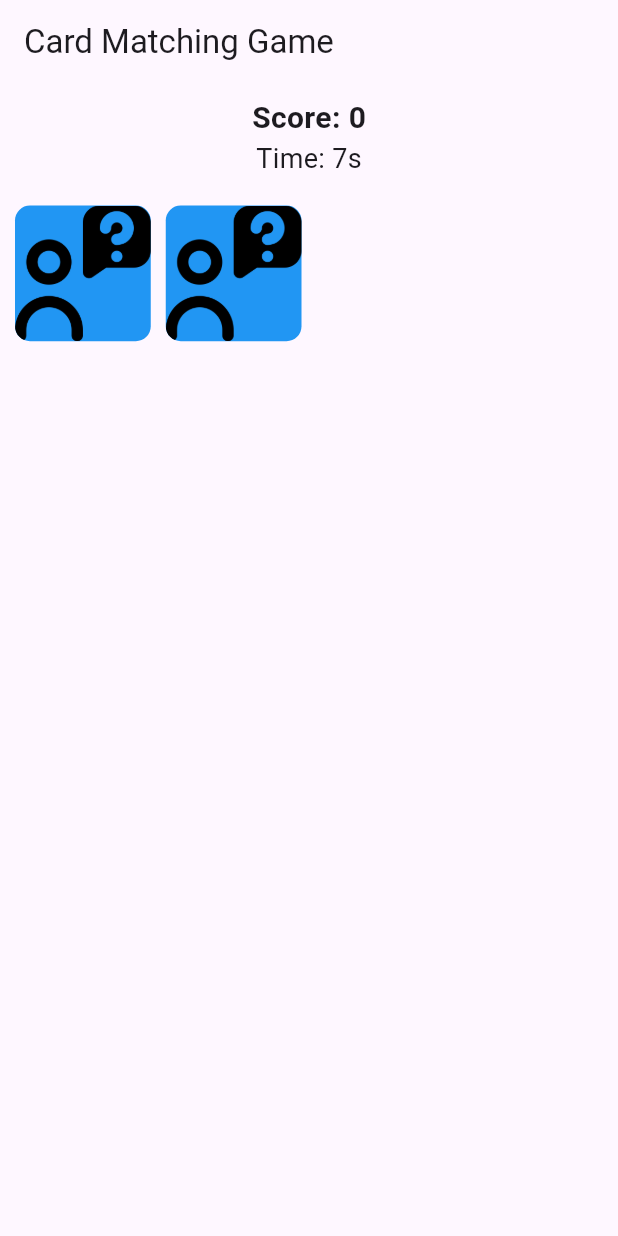
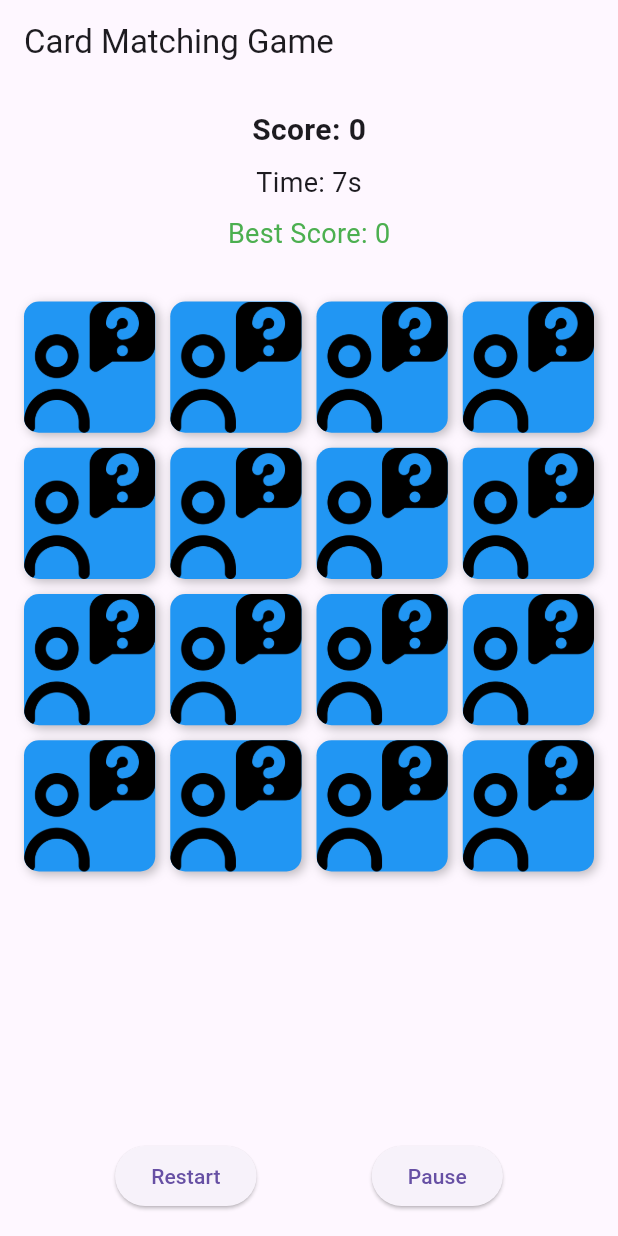
Before and after one commit to nikhilchowdary-yamani/hw03, a Flutter app: the screen it shows after launch, on a phone screen of 412 x 824 dp. Run offline on Flutter 3.47's test engine with Material 3 defaults, Android fonts, the phone set to English and light mode, and no system bars; our stand-ins replace shared_preferences.

```diff
--- a/lib/main.dart
+++ b/lib/main.dart
@@ -4,6 +4,7 @@ import 'providers/game_provider.dart';
 import 'widgets/card_widget.dart';
 
 void main() {
+  WidgetsFlutterBinding.ensureInitialized();
   runApp(ChangeNotifierProvider(
     create: (_) => GameProvider()..initializeGame(),
     child: const CardMatchingGame(),
@@ -17,12 +18,17 @@ class CardMatchingGame extends StatelessWidget {
   Widget build(BuildContext context) {
     return MaterialApp(
       debugShowCheckedModeBanner: false,
+      theme: ThemeData(
+        primarySwatch: Colors.blue,
+        visualDensity: VisualDensity.adaptivePlatformDensity,
+      ),
       home: Scaffold(
-        appBar: AppBar(title: Text("Card Matching Game")),
+        appBar: AppBar(title: const Text("Card Matching Game")),
         body: Column(
           children: [
-            ScoreBoard(),
-            Expanded(child: GameGrid()),
+            const ScoreBoard(),
+            const Expanded(child: GameGrid()),
+            const GameControls(),
           ],
         ),
       ),
@@ -31,37 +37,24 @@ class CardMatchingGame extends StatelessWidget {
 }
 
 class ScoreBoard extends StatelessWidget {
+  const ScoreBoard({super.key});
+
   @override
   Widget build(BuildContext context) {
     final game = Provider.of<GameProvider>(context);
 
-    WidgetsBinding.instance.addPostFrameCallback((_) {
-      if (game.isGameWon) {
-        showDialog(
-          context: context,
-          builder: (_) => AlertDialog(
-            title: Text("You Win! 🎉"),
-            content: Text("Final Score: ${game.score}\nTime Taken: ${game.timeElapsed}s"),
-            actions: [
-              TextButton(
-                onPressed: () {
-                  Navigator.pop(context);
-                  game.initializeGame();
-                },
-                child: Text("Restart"),
-              ),
-            ],
-          ),
-        );
-      }
-    });
-
     return Padding(
-      padding: const EdgeInsets.all(8.0),
+      padding: const EdgeInsets.all(16.0),
       child: Column(
         children: [
-          Text("Score: ${game.score}", style: TextStyle(fontSize: 20, fontWeight: FontWeight.bold)),
-          Text("Time: ${game.timeElapsed}s", style: TextStyle(fontSize: 18)),
+          Text("Score: ${game.score}",
+              style: const TextStyle(fontSize: 20, fontWeight: FontWeight.bold)),
+          const SizedBox(height: 8),
+          Text("Time: ${game.timeElapsed}s",
+              style: const TextStyle(fontSize: 18)),
+          const SizedBox(height: 8),
+          Text("Best Score: ${game.bestScore}",
+              style: const TextStyle(fontSize: 18, color: Colors.green)),
         ],
       ),
     );
@@ -69,13 +62,15 @@ class ScoreBoard extends StatelessWidget {
 }
 
 class GameGrid extends StatelessWidget {
+  const GameGrid({super.key});
+
   @override
   Widget build(BuildContext context) {
     return Consumer<GameProvider>(
       builder: (context, game, child) {
         return GridView.builder(
-          padding: EdgeInsets.all(10),
-          gridDelegate: SliverGridDelegateWithFixedCrossAxisCount(
+          padding: const EdgeInsets.all(16.0),
+          gridDelegate: const SliverGridDelegateWithFixedCrossAxisCount(
             crossAxisCount: 4,
             childAspectRatio: 1,
             crossAxisSpacing: 10,
@@ -90,3 +85,29 @@ class GameGrid extends StatelessWidget {
     );
   }
 }
+
+class GameControls extends StatelessWidget {
+  const GameControls({super.key});
+
+  @override
+  Widget build(BuildContext context) {
+    final game = Provider.of<GameProvider>(context);
+
+    return Padding(
+      padding: const EdgeInsets.symmetric(vertical: 16.0),
+      child: Row(
+        mainAxisAlignment: MainAxisAlignment.spaceEvenly,
+        children: [
+          ElevatedButton(
+            onPressed: game.restartGame,
+            child: const Text("Restart"),
+          ),
+          ElevatedButton(
+            onPressed: game.pauseResumeGame,
+            child: Text(game.isPaused ? "Resume" : "Pause"),
+          ),
+        ],
+      ),
+    );
+  }
+}
--- a/lib/models/card_model.dart
+++ b/lib/models/card_model.dart
@@ -10,4 +10,19 @@ class CardModel {
     this.isFaceUp = false,
     this.isMatched = false,
   });
+
+  // Add a copy method to create new instances when updating state
+  CardModel copyWith({
+    String? id,
+    String? image,
+    bool? isFaceUp,
+    bool? isMatched,
+  }) {
+    return CardModel(
+      id: id ?? this.id,
+      image: image ?? this.image,
+      isFaceUp: isFaceUp ?? this.isFaceUp,
+      isMatched: isMatched ?? this.isMatched,
+    );
+  }
 }
--- a/lib/widgets/card_widget.dart
+++ b/lib/widgets/card_widget.dart
@@ -13,14 +13,30 @@ class CardWidget extends StatelessWidget {
     return GestureDetector(
       onTap: () => Provider.of<GameProvider>(context, listen: false).flipCard(card),
       child: AnimatedContainer(
-        duration: Duration(milliseconds: 300),
+        duration: const Duration(milliseconds: 300),
         decoration: BoxDecoration(
           borderRadius: BorderRadius.circular(10),
           color: Colors.blue,
-          image: card.isFaceUp
-              ? DecorationImage(image: AssetImage(card.image), fit: BoxFit.cover)
-              : DecorationImage(image: AssetImage('assets/card_back.png'), fit: BoxFit.cover),
+          boxShadow: [
+            BoxShadow(
+              color: Colors.black26,
+              blurRadius: 5,
+              offset: const Offset(2, 2),
+            ),
+          ],
+          image: DecorationImage(
+            image: AssetImage(
+              card.isFaceUp ? card.image : 'assets/card_back.png'
+            ),
+            fit: BoxFit.cover
+          ),
         ),
+        child: card.isMatched ? Container(
+          decoration: BoxDecoration(
+            borderRadius: BorderRadius.circular(10),
+            border: Border.all(color: Colors.green, width: 3),
+          ),
+        ) : null,
       ),
     );
   }
```
Also changed, not shown: lib/providers/game_provider.dart (+132 -33 lines).
